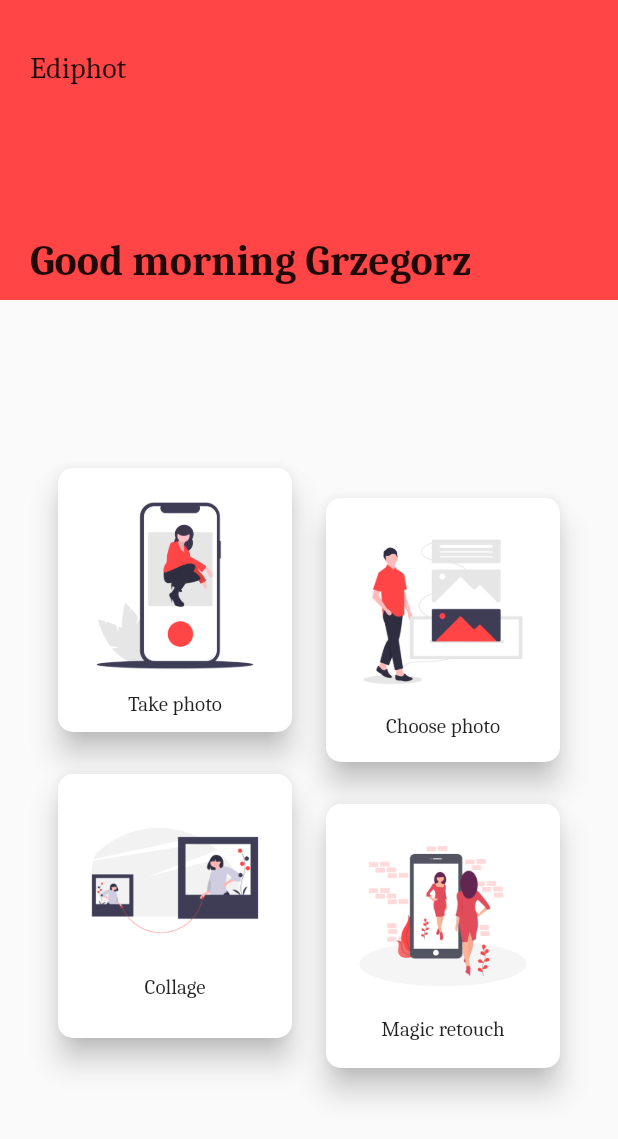
After one commit to gkubiak92/ediphot, a Flutter app: the screen it shows after launch, on a phone screen of 412 x 824 dp. The commit adds this screen. Shown: the top 1139 px of the screen. Run offline on Flutter 3.47's test engine with Material 2 defaults, Android fonts, the phone set to English and light mode, and no system bars; our stand-ins replace image_picker.

Commit message:
Refactor Home screen to 2 separate widgets

```diff
--- /dev/null
+++ b/lib/screens/home/widgets/homeheader.dart
@@ -0,0 +1,35 @@
+import 'package:flutter/material.dart';
+
+class HomeHeader extends StatelessWidget {
+  @override
+  Widget build(BuildContext context) {
+    return Container(
+      width: double.infinity,
+      height: 200,
+      color: Theme.of(context).primaryColor,
+      child: Padding(
+        padding: const EdgeInsets.symmetric(
+          vertical: 10.0,
+          horizontal: 20.0,
+        ),
+        child: Column(
+          mainAxisAlignment: MainAxisAlignment.spaceBetween,
+          crossAxisAlignment: CrossAxisAlignment.start,
+          children: <Widget>[
+            Padding(
+              padding: const EdgeInsets.only(top: 24.0),
+              child: Text(
+                'Ediphot',
+                style: Theme.of(context).textTheme.subhead,
+              ),
+            ),
+            Text(
+              'Good morning Grzegorz',
+              style: Theme.of(context).textTheme.headline,
+            ),
+          ],
+        ),
+      ),
+    );
+  }
+}
--- /dev/null
+++ b/lib/screens/home/widgets/homemenu.dart
@@ -0,0 +1,88 @@
+import 'package:ediphot/providers/imagepicker.dart';
+import 'package:ediphot/screens/home/widgets/homecard.dart';
+import 'package:flutter/material.dart';
+import 'package:image_picker/image_picker.dart';
+import 'package:provider/provider.dart';
+
+class HomeMenu extends StatelessWidget {
+  @override
+  Widget build(BuildContext context) {
+    final imagePickerProvider = Provider.of<ImagePickerProvider>(context);
+
+    return Expanded(
+      child: Padding(
+          padding: EdgeInsets.all(20),
+          child: Column(
+            mainAxisAlignment: MainAxisAlignment.center,
+            children: <Widget>[
+              Row(
+                mainAxisAlignment: MainAxisAlignment.spaceEvenly,
+                children: <Widget>[
+                  Column(
+                    children: <Widget>[
+                      HomeCard(
+                        image: Image.asset('assets/undraw_take_photo.png'),
+                        title: 'Take photo',
+                        onTap: () => imagePickerProvider.getImageAndEdit(
+                          context,
+                          ImageSource.camera,
+                        ),
+                      ),
+                      SizedBox(
+                        height: 20,
+                      ),
+                    ],
+                  ),
+                  Column(
+                    children: <Widget>[
+                      SizedBox(
+                        height: 20,
+                      ),
+                      HomeCard(
+                        image: Image.asset('assets/undraw_gallery.png'),
+                        title: 'Choose photo',
+                        onTap: () => imagePickerProvider.getImageAndEdit(
+                          context,
+                          ImageSource.gallery,
+                        ),
+                      ),
+                    ],
+                  ),
+                ],
+              ),
+              Row(
+                mainAxisAlignment: MainAxisAlignment.spaceEvenly,
+                children: <Widget>[
+                  Column(
+                    children: <Widget>[
+                      HomeCard(
+                        image: Image.asset('assets/undraw_collage.png'),
+                        title: 'Collage',
+                        onTap: () =>
+                            Navigator.of(context).pushNamed('/collage'),
+                      ),
+                      SizedBox(
+                        height: 20,
+                      ),
+                    ],
+                  ),
+                  Column(
+                    children: <Widget>[
+                      SizedBox(
+                        height: 20,
+                      ),
+                      HomeCard(
+                        image: Image.asset('assets/undraw_retouch.png'),
+                        title: 'Magic retouch',
+                        onTap: () =>
+                            Navigator.of(context).pushNamed('/magicretouch'),
+                      ),
+                    ],
+                  ),
+                ],
+              ),
+            ],
+          )),
+    );
+  }
+}
```
Also changed, not shown: lib/screens/home/homescreen.dart (+4 -106 lines).
